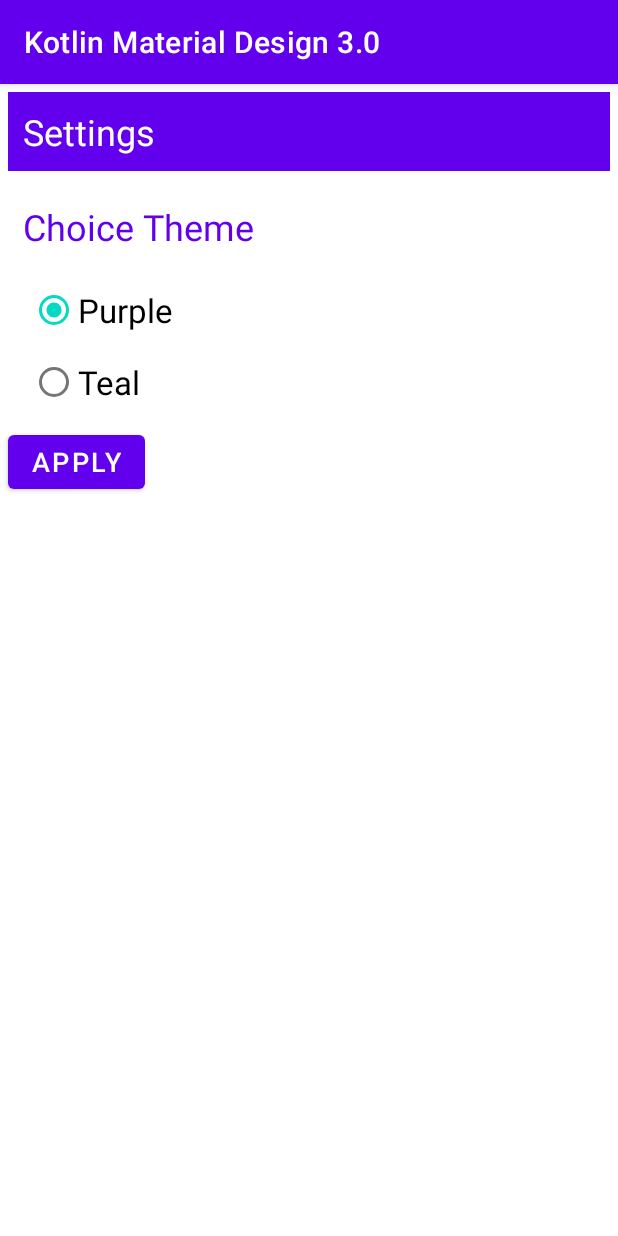
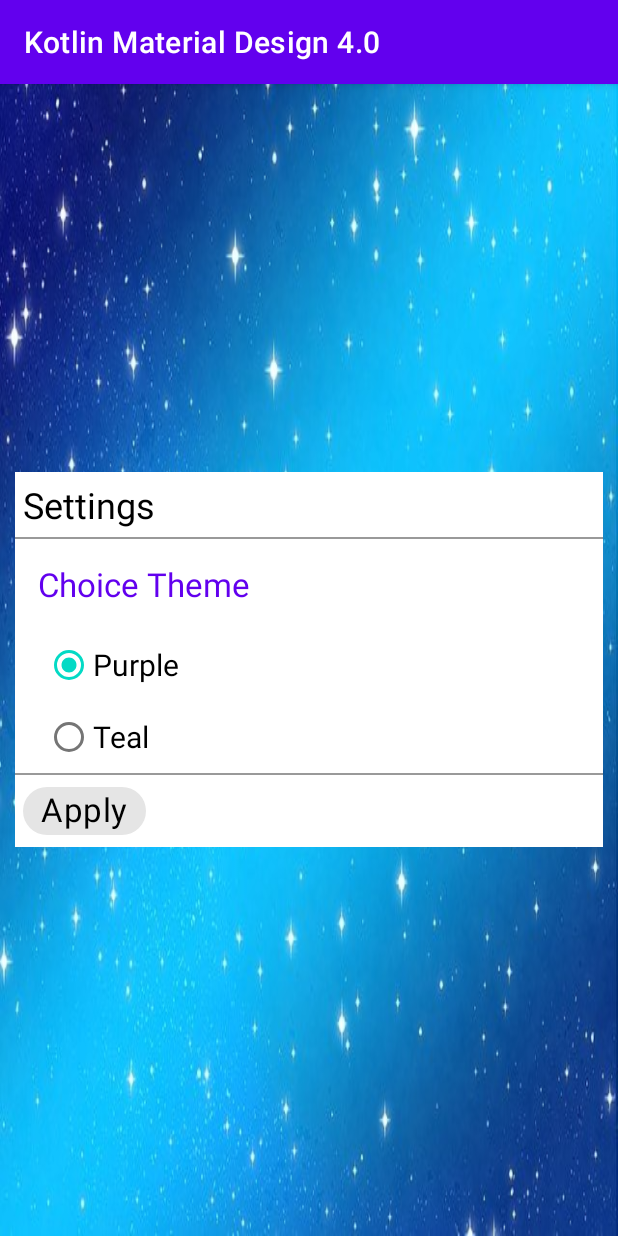
Before and after one commit to YuriDyachenko/KotlinMaterialDesign03, an Android app: the screen it shows after launch (MainActivity), in the options menu, after a tap on "Settings", on a phone screen of 412 x 824 dp. Run offline under Robolectric (Android 15) with nearby library versions, the light colour scheme and no system bars; our stand-ins replace Picasso; libraries missing offline, so code that uses them is left out: me.relex.circleindicator; plain views replace CircleIndicator; network calls fail; pictures from the network do not load; 4 statements that could not run were skipped.

Commit message:
процент для высоты индикатора на главном экране, барьер во фрагменте Земли, о НАСА - CollapsingToolbarLayout, настройки - исчезающие плавно по apply

```diff
--- a/app/build.gradle
+++ b/app/build.gradle
@@ -52,8 +52,8 @@ dependencies {
     implementation 'androidx.core:core-ktx:1.6.0'
 
     //Kotlin coroutines
-    implementation "org.jetbrains.kotlinx:kotlinx-coroutines-core:1.4.2"
-    implementation "org.jetbrains.kotlinx:kotlinx-coroutines-android:1.4.2"
+    implementation "org.jetbrains.kotlinx:kotlinx-coroutines-core:1.4.3"
+    implementation "org.jetbrains.kotlinx:kotlinx-coroutines-android:1.4.3"
 
     //PICASSO
     implementation 'com.squareup.picasso:picasso:2.71828'
--- a/app/src/main/java/dyachenko/kotlinmaterialdesign03/util/Extensions.kt
+++ b/app/src/main/java/dyachenko/kotlinmaterialdesign03/util/Extensions.kt
@@ -47,7 +47,7 @@ fun View.showSnackBar(
 
 fun FragmentManager.addFragmentWithBackStack(fragment: Fragment) = this.apply {
     beginTransaction()
-        .add(R.id.container, fragment)
+        .add(R.id.main_container, fragment)
         .addToBackStack(null)
         .commit()
 }
--- a/app/src/main/java/dyachenko/kotlinmaterialdesign03/view/main/MainActivity.kt
+++ b/app/src/main/java/dyachenko/kotlinmaterialdesign03/view/main/MainActivity.kt
@@ -6,6 +6,7 @@ import android.view.Menu
 import android.view.MenuItem
 import androidx.appcompat.app.AppCompatActivity
 import androidx.viewpager.widget.ViewPager
+import dyachenko.kotlinmaterialdesign03.view.about.AboutFragment
 import dyachenko.kotlinmaterialdesign03.R
 import dyachenko.kotlinmaterialdesign03.model.settings.SettingsData
 import dyachenko.kotlinmaterialdesign03.util.addFragmentWithBackStack
@@ -78,6 +79,10 @@ class MainActivity : AppCompatActivity() {
                 supportFragmentManager.addFragmentWithBackStack(SettingsFragment())
                 return true
             }
+            R.id.about_action -> {
+                supportFragmentManager.addFragmentWithBackStack(AboutFragment())
+                return true
+            }
         }
         return false
     }
--- a/app/src/main/java/dyachenko/kotlinmaterialdesign03/view/settings/SettingsFragment.kt
+++ b/app/src/main/java/dyachenko/kotlinmaterialdesign03/view/settings/SettingsFragment.kt
@@ -4,6 +4,7 @@ import android.content.Context
 import android.os.Bundle
 import android.view.*
 import android.widget.RadioButton
+import androidx.constraintlayout.motion.widget.MotionLayout
 import androidx.fragment.app.Fragment
 import dyachenko.kotlinmaterialdesign03.R
 import dyachenko.kotlinmaterialdesign03.databinding.SettingsFragmentBinding
@@ -32,10 +33,26 @@ class SettingsFragment : Fragment() {
     private fun initViews() = with(binding) {
         (radioGroup.getChildAt(SettingsData.currentTheme) as RadioButton).isChecked = true
 
-        applyButton.setOnClickListener {
+        settingMotionLayout.setTransitionListener(object : MotionLayout.TransitionListener {
+            override fun onTransitionStarted(
+                motionLayout: MotionLayout?,
+                startId: Int,
+                endId: Int
+            ) {
+            }
+
+            override fun onTransitionChange(
+                motionLayout: MotionLayout?,
+                startId: Int,
+                endId: Int,
+                progress: Float
+            ) {
+            }
+
+            override fun onTransitionCompleted(motionLayout: MotionLayout?, currentId: Int) {
                 val oldValue = SettingsData.currentTheme
                 SettingsData.currentTheme = when (radioGroup.checkedRadioButtonId) {
-                R.id.radio_button_teal -> SettingsData.THEME_TEAL
+                    R.id.settings_radio_button_teal -> SettingsData.THEME_TEAL
                     else -> SettingsData.THEME_PURPLE
                 }
                 activity?.supportFragmentManager?.popBackStack()
@@ -44,6 +61,15 @@ class SettingsFragment : Fragment() {
                     activity?.recreate()
                 }
             }
+
+            override fun onTransitionTrigger(
+                motionLayout: MotionLayout?,
+                triggerId: Int,
+                positive: Boolean,
+                progress: Float
+            ) {
+            }
+        })
     }
 
     private fun writeSettings() {
--- a/app/src/main/res/layout/activity_main.xml
+++ b/app/src/main/res/layout/activity_main.xml
@@ -1,7 +1,8 @@
 <?xml version="1.0" encoding="utf-8"?>
-<androidx.appcompat.widget.LinearLayoutCompat xmlns:android="http://schemas.android.com/apk/res/android"
+<androidx.constraintlayout.widget.ConstraintLayout xmlns:android="http://schemas.android.com/apk/res/android"
+    xmlns:app="http://schemas.android.com/apk/res-auto"
     xmlns:tools="http://schemas.android.com/tools"
-    android:id="@+id/container"
+    android:id="@+id/main_container"
     android:layout_width="match_parent"
     android:layout_height="match_parent"
     android:orientation="vertical"
@@ -11,10 +12,14 @@
         android:id="@+id/main_view_pager"
         android:layout_width="match_parent"
         android:layout_height="0dp"
-        android:layout_weight="30">
+        app:layout_constraintBottom_toTopOf="@+id/main_indicator"
+        app:layout_constraintEnd_toEndOf="parent"
+        app:layout_constraintHorizontal_bias="0.0"
+        app:layout_constraintStart_toStartOf="parent"
+        app:layout_constraintTop_toTopOf="parent">
 
         <com.google.android.material.tabs.TabLayout
-            android:id="@+id/tab_layout"
+            android:id="@+id/main_tab_layout"
             android:layout_width="match_parent"
             android:layout_height="wrap_content" />
     </androidx.viewpager.widget.ViewPager>
@@ -23,6 +28,9 @@
         android:id="@+id/main_indicator"
         android:layout_width="match_parent"
         android:layout_height="0dp"
-        android:layout_weight="1"
-        android:background="?attr/colorPrimary" />
-</androidx.appcompat.widget.LinearLayoutCompat>
+        android:background="?attr/colorPrimary"
+        app:layout_constraintBottom_toBottomOf="parent"
+        app:layout_constraintEnd_toEndOf="parent"
+        app:layout_constraintHeight_percent="0.03"
+        app:layout_constraintStart_toStartOf="parent" />
+</androidx.constraintlayout.widget.ConstraintLayout>
--- a/app/src/main/res/layout/pod_fragment.xml
+++ b/app/src/main/res/layout/pod_fragment.xml
@@ -27,7 +27,8 @@
                 app:layout_constraintBottom_toTopOf="@id/pod_image_view"
                 app:layout_constraintEnd_toEndOf="parent"
                 app:layout_constraintStart_toStartOf="parent"
-                app:layout_constraintTop_toTopOf="parent">
+                app:layout_constraintTop_toTopOf="parent"
+                app:layout_constraintVertical_chainStyle="packed">
 
                 <com.google.android.material.chip.ChipGroup
                     android:id="@+id/day_chip_group"
--- a/app/src/main/res/layout/settings_fragment.xml
+++ b/app/src/main/res/layout/settings_fragment.xml
@@ -1,23 +1,40 @@
 <?xml version="1.0" encoding="utf-8"?>
-<androidx.appcompat.widget.LinearLayoutCompat xmlns:android="http://schemas.android.com/apk/res/android"
+<androidx.constraintlayout.motion.widget.MotionLayout xmlns:android="http://schemas.android.com/apk/res/android"
+    xmlns:app="http://schemas.android.com/apk/res-auto"
     xmlns:tools="http://schemas.android.com/tools"
+    android:id="@+id/setting_motion_layout"
     android:layout_width="match_parent"
     android:layout_height="match_parent"
+    app:layoutDescription="@xml/settings_motion_scene"
+    tools:context=".view.settings.SettingsFragment">
+
+    <androidx.appcompat.widget.LinearLayoutCompat
+        android:id="@+id/settings_linear_layout_horizontal"
+        android:layout_width="match_parent"
+        android:layout_height="match_parent"
+        android:background="@drawable/universe"
+        android:orientation="horizontal">
+
+        <androidx.appcompat.widget.LinearLayoutCompat
+            android:layout_width="match_parent"
+            android:layout_height="wrap_content"
+            android:layout_gravity="center"
+            android:layout_margin="10dp"
             android:background="?attr/colorOnPrimary"
-    android:clickable="true"
-    android:focusable="true"
-    android:orientation="vertical"
-    tools:context=".view.settings.SettingsFragment">
+            android:orientation="vertical">
 
             <TextView
                 android:layout_width="match_parent"
                 android:layout_height="wrap_content"
                 android:layout_margin="5dp"
-        android:background="?attr/colorPrimary"
-        android:padding="10dp"
                 android:text="@string/settings_action_text"
-        android:textColor="?attr/colorOnPrimary"
+                android:textColor="?attr/colorOnSecondary"
                 android:textSize="24sp" />
+
+            <View
+                android:layout_width="match_parent"
+                android:layout_height="1dp"
+                android:background="@color/gray" />
 
             <TextView
                 android:layout_width="match_parent"
@@ -26,7 +43,7 @@
                 android:padding="10dp"
                 android:text="@string/settings_theme_type_title"
                 android:textColor="?attr/colorPrimary"
-        android:textSize="24sp" />
+                android:textSize="22sp" />
 
             <RadioGroup
                 android:id="@+id/radio_group"
@@ -36,29 +53,34 @@
                 android:layout_marginEnd="20dp">
 
                 <RadioButton
-            android:id="@+id/radio_button_purple"
+                    android:id="@+id/settings_radio_button_purple"
                     android:layout_width="match_parent"
                     android:layout_height="wrap_content"
                     android:text="@string/settings_type_purple"
                     android:textColor="@color/black"
-            android:textSize="22sp" />
+                    android:textSize="20sp" />
 
                 <RadioButton
-            android:id="@+id/radio_button_teal"
+                    android:id="@+id/settings_radio_button_teal"
                     android:layout_width="match_parent"
                     android:layout_height="wrap_content"
                     android:text="@string/settings_type_teal"
                     android:textColor="@color/black"
-            android:textSize="22sp" />
+                    android:textSize="20sp" />
 
             </RadioGroup>
 
-    <com.google.android.material.button.MaterialButton
-        android:id="@+id/apply_button"
-        android:layout_width="wrap_content"
-        android:layout_height="wrap_content"
-        android:layout_margin="5dp"
+            <View
+                android:layout_width="match_parent"
+                android:layout_height="1dp"
+                android:background="@color/gray" />
+
+            <com.google.android.material.chip.Chip
+                android:id="@+id/settings_apply_chip"
+                style="@style/ChipAction"
+                android:layout_marginStart="5dp"
                 android:text="@string/settings_button_apply"
-        android:textSize="18sp" />
-
+                android:textSize="22sp" />
         </androidx.appcompat.widget.LinearLayoutCompat>
+    </androidx.appcompat.widget.LinearLayoutCompat>
+</androidx.constraintlayout.motion.widget.MotionLayout>
--- a/app/src/main/res/menu/menu_main.xml
+++ b/app/src/main/res/menu/menu_main.xml
@@ -7,4 +7,10 @@
         android:icon="@android:drawable/ic_menu_preferences"
         android:title="@string/settings_action_text"
         app:showAsAction="never" />
+
+    <item
+        android:id="@+id/about_action"
+        android:icon="@android:drawable/ic_dialog_info"
+        android:title="@string/about_action_text"
+        app:showAsAction="never" />
 </menu>
--- /dev/null
+++ b/app/src/main/res/values/dimens.xml
@@ -0,0 +1,3 @@
+<resources>
+    <dimen name="about_text_margin">16dp</dimen>
+</resources>
--- a/app/src/main/res/values/themes.xml
+++ b/app/src/main/res/values/themes.xml
@@ -47,6 +47,7 @@
     <style name="PromptTextView">
         <item name="android:layout_width">wrap_content</item>
         <item name="android:layout_height">wrap_content</item>
+        <item name="android:layout_marginTop">10dp</item>
         <item name="android:textSize">16sp</item>
         <item name="android:textColor">?attr/colorPrimary</item>
     </style>
--- /dev/null
+++ b/app/src/main/res/xml/settings_motion_scene.xml
@@ -0,0 +1,24 @@
+<?xml version="1.0" encoding="utf-8"?>
+<MotionScene xmlns:android="http://schemas.android.com/apk/res/android"
+    xmlns:motion="http://schemas.android.com/apk/res-auto">
+    <Transition
+        motion:constraintSetEnd="@+id/set_end"
+        motion:constraintSetStart="@+id/set_start"
+        motion:duration="1000">
+        <OnClick motion:targetId="@+id/settings_apply_chip" />
+    </Transition>
+    <ConstraintSet id="@+id/set_start">
+        <Constraint
+            android:id="@+id/settings_linear_layout_horizontal"
+            android:layout_width="match_parent"
+            android:layout_height="match_parent"
+            android:visibility="visible" />
+    </ConstraintSet>
+    <ConstraintSet id="@+id/set_end">
+        <Constraint
+            android:id="@+id/settings_linear_layout_horizontal"
+            android:layout_width="match_parent"
+            android:layout_height="match_parent"
+            android:visibility="gone" />
+    </ConstraintSet>
+</MotionScene>
```
Also changed, not shown: app/src/main/java/dyachenko/kotlinmaterialdesign03/view/about/AboutFragment.kt (added, +29 -0 lines), app/src/main/res/layout/about_fragment.xml (added, +56 -0 lines), app/src/main/res/layout/earth_fragment.xml (+39 -45 lines), app/src/main/res/values/strings.xml (+26 -1 lines), app/src/main/res/drawable/universe.jpg (added). Lines whose indentation alone changed are shown as unchanged.
